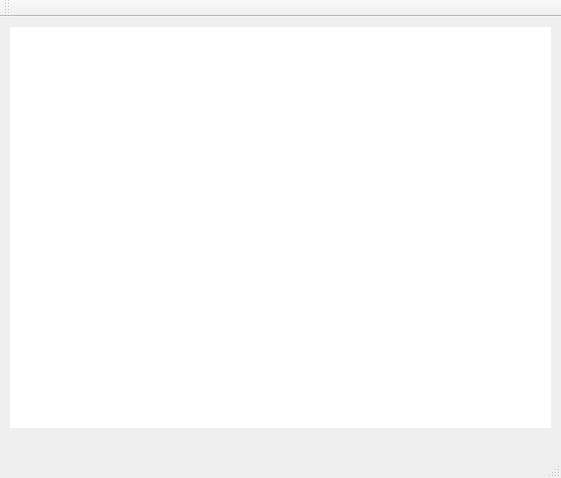
The window that bamako/mainwindow.ui (7Robot/simu2d) describes before a commit, drawn with Qt 5.
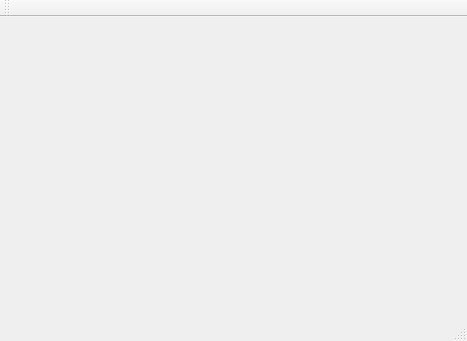
The same window after the commit.

Patch:
```diff
--- a/bamako/mainwindow.ui
+++ b/bamako/mainwindow.ui
@@ -6,33 +6,15 @@
    <rect>
     <x>0</x>
     <y>0</y>
-    <width>561</width>
-    <height>478</height>
+    <width>467</width>
+    <height>341</height>
    </rect>
   </property>
   <property name="windowTitle">
    <string>MainWindow</string>
   </property>
   <widget class="QWidget" name="centralWidget">
-   <widget class="QGraphicsView" name="graphicsView">
-    <property name="geometry">
-     <rect>
-      <x>10</x>
-      <y>10</y>
-      <width>541</width>
-      <height>401</height>
-     </rect>
-    </property>
-    <property name="frameShape">
-     <enum>QFrame::NoFrame</enum>
-    </property>
-    <property name="verticalScrollBarPolicy">
-     <enum>Qt::ScrollBarAlwaysOff</enum>
-    </property>
-    <property name="horizontalScrollBarPolicy">
-     <enum>Qt::ScrollBarAlwaysOff</enum>
-    </property>
-   </widget>
+   <layout class="QVBoxLayout" name="verticalLayout_2"/>
   </widget>
   <widget class="QMenuBar" name="menuBar">
    <property name="geometry">
```
Left out of the diff: 2 changed lines with no effect on the pictures.
